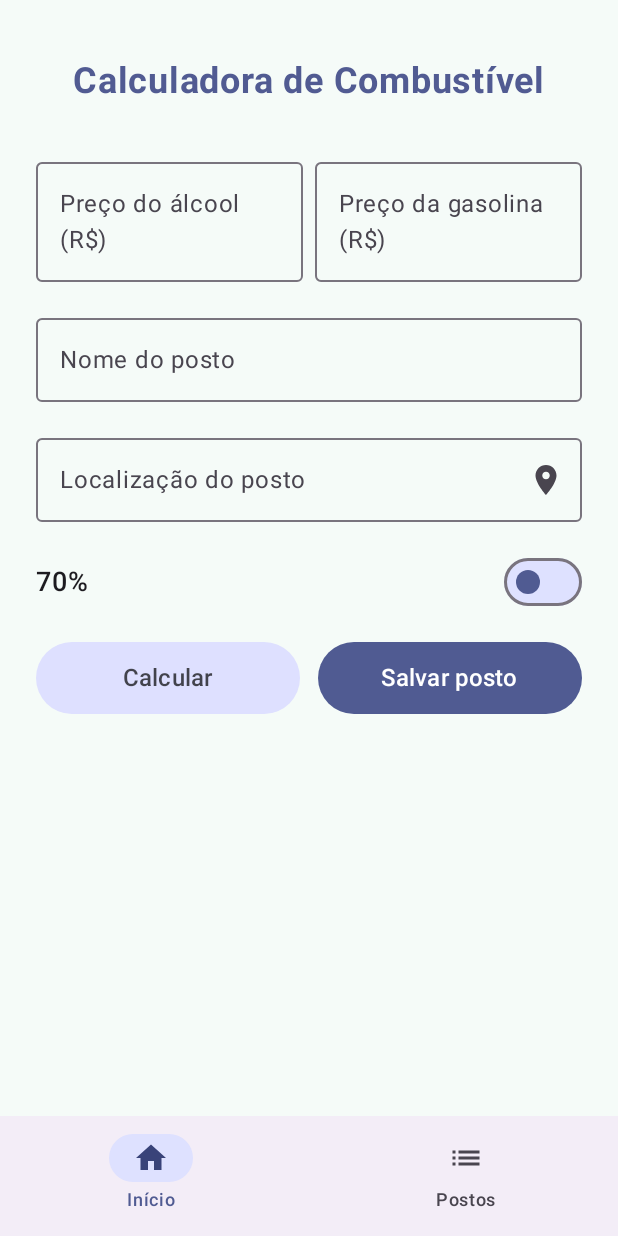
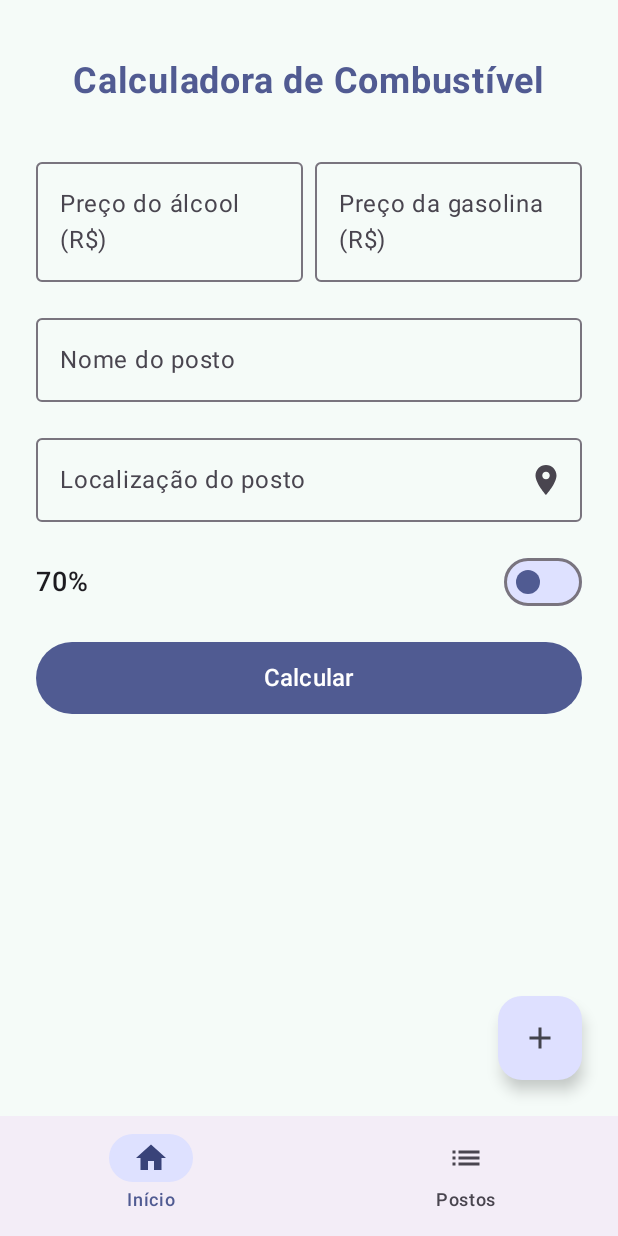
Before and after one commit to joaomarcosmb/calculadora-de-combustivel, an Android app built with Jetpack Compose: the screen it shows after launch (MainActivity), on a phone screen of 412 x 824 dp. Run offline under Robolectric (Android 15) with nearby library versions, the phone set to English and light mode, and no system bars.

Commit message:
refactor: UI adjustments

```diff
--- a/app/src/main/java/org/pdm/calculadoradecombustivel/HomeScreen.kt
+++ b/app/src/main/java/org/pdm/calculadoradecombustivel/HomeScreen.kt
@@ -1,6 +1,7 @@
 package org.pdm.calculadoradecombustivel
 
 import androidx.compose.foundation.layout.Arrangement
+import androidx.compose.foundation.layout.Box
 import androidx.compose.foundation.layout.Column
 import androidx.compose.foundation.layout.PaddingValues
 import androidx.compose.foundation.layout.Row
@@ -10,6 +11,7 @@ import androidx.compose.foundation.layout.height
 import androidx.compose.foundation.layout.padding
 import androidx.compose.foundation.layout.size
 import androidx.compose.material.icons.Icons
+import androidx.compose.material.icons.filled.Add
 import androidx.compose.material.icons.filled.LocationOn
 import androidx.compose.material3.Button
 import androidx.compose.material3.ButtonDefaults
@@ -24,6 +26,7 @@ import androidx.compose.material3.OutlinedTextFieldDefaults
 import androidx.compose.material3.Switch
 import androidx.compose.material3.SwitchDefaults
 import androidx.compose.material3.Text
+import androidx.compose.material3.FloatingActionButton
 import androidx.compose.runtime.Composable
 import androidx.compose.ui.Alignment
 import androidx.compose.ui.Modifier
@@ -53,10 +56,14 @@ fun HomeScreen(
     onClearForm: () -> Unit,
     contentPadding: PaddingValues
 ) {
+    Box(
+        modifier = Modifier
+            .fillMaxSize()
+            .padding(contentPadding)
+    ) {
         Column(
             modifier = Modifier
                 .fillMaxSize()
-            .padding(contentPadding)
                 .padding(24.dp),
             horizontalAlignment = Alignment.CenterHorizontally,
             verticalArrangement = Arrangement.spacedBy(16.dp)
@@ -173,13 +180,8 @@ fun HomeScreen(
                         containerColor = if (isEditing) {
                             MaterialTheme.extendedColors.dangerButtonBackground
                         } else {
-                        MaterialTheme.colorScheme.primaryContainer
+                            MaterialTheme.colorScheme.secondary
                         },
-                    contentColor = if (isEditing) {
-                        MaterialTheme.colorScheme.onPrimary
-                    } else {
-                        MaterialTheme.extendedColors.neutralButtonContent
-                    }
                     )
                 ) {
                     Text(
@@ -189,24 +191,22 @@ fun HomeScreen(
                     )
                 }
 
+                if (isEditing) {
                     Button(
                         onClick = onSaveStation,
                         modifier = Modifier
                             .weight(1f)
                             .height(48.dp),
                         colors = ButtonDefaults.buttonColors(
-                    containerColor = if (isEditing) {
-                        MaterialTheme.colorScheme.tertiary
-                    } else {
-                        MaterialTheme.colorScheme.secondary
-                    }
+                            containerColor = MaterialTheme.colorScheme.tertiary
                         )
                     ) {
                         Text(
-                    text = if (isEditing) "Atualizar posto" else "Salvar posto",
+                            text = "Atualizar posto",
                             fontSize = 16.sp,
                             fontWeight = FontWeight.SemiBold
                         )
+                    }
                 }
             }
 
@@ -226,4 +226,21 @@ fun HomeScreen(
                 }
             }
         }
+
+        if (!isEditing) {
+            FloatingActionButton(
+                onClick = onSaveStation,
+                modifier = Modifier
+                    .align(Alignment.BottomEnd)
+                    .padding(24.dp),
+                containerColor = MaterialTheme.colorScheme.primaryContainer,
+                contentColor = MaterialTheme.extendedColors.neutralButtonContent
+            ) {
+                Icon(
+                    imageVector = Icons.Filled.Add,
+                    contentDescription = "Adicionar posto"
+                )
             }
+        }
+    }
+}
```
Also changed, not shown: app/src/main/java/org/pdm/calculadoradecombustivel/MainActivity.kt (+31 -6 lines). Lines whose indentation alone changed are shown as unchanged.
